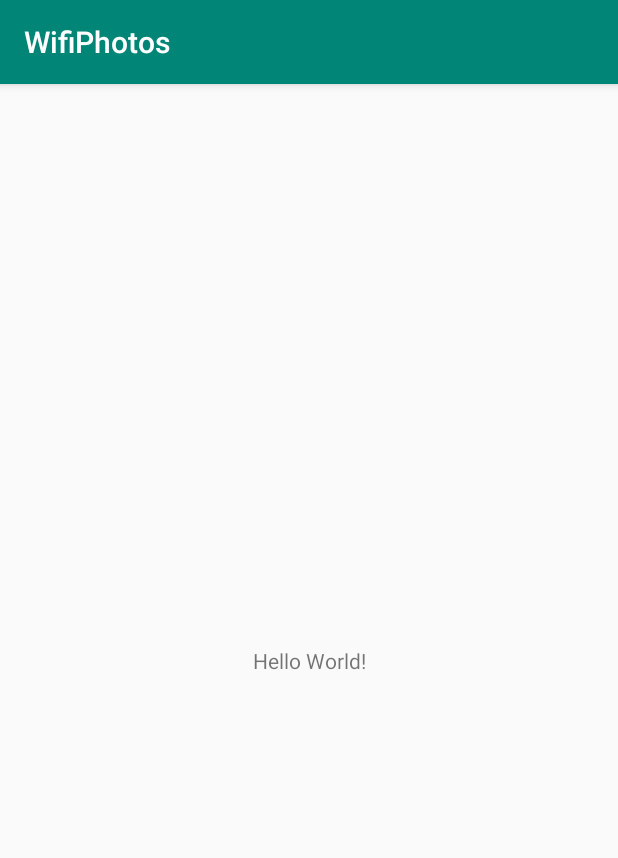
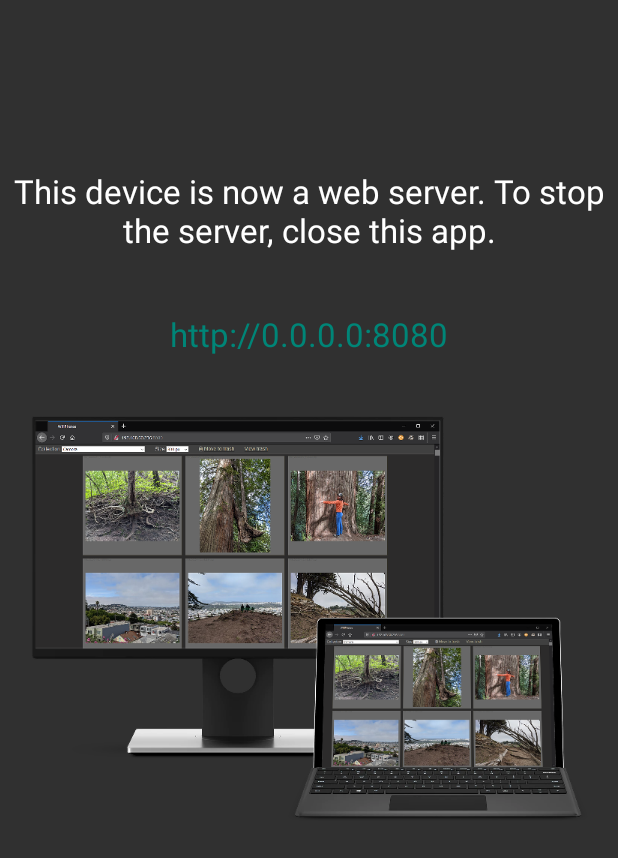
Before and after one commit to allanrbo/wifiphotos, an Android app: the screen it shows after launch (MainActivity), on a phone screen of 412 x 824 dp. Shown: the top 858 px of the screen. Run offline under Robolectric (Android 15) with nearby library versions, the phone set to English and light mode, and no system bars; libraries missing offline, so code that uses them is left out: fi.iki.elonen; 4 statements that could not run were skipped.

Commit message:
Better in-app UI

```diff
--- a/app/src/main/AndroidManifest.xml
+++ b/app/src/main/AndroidManifest.xml
@@ -24,5 +24,6 @@
     <uses-permission android:name="android.permission.READ_EXTERNAL_STORAGE" ></uses-permission>
     <uses-permission android:name="android.permission.WRITE_EXTERNAL_STORAGE" ></uses-permission>
     <uses-permission android:name="android.permission.WAKE_LOCK" />
+    <uses-permission android:name="android.permission.ACCESS_WIFI_STATE" />
 
 </manifest>
--- a/app/src/main/java/com/acoby/wifiphotos/MainActivity.java
+++ b/app/src/main/java/com/acoby/wifiphotos/MainActivity.java
@@ -3,12 +3,15 @@ package com.acoby.wifiphotos;
 import android.Manifest;
 import android.content.Context;
 import android.content.pm.PackageManager;
+import android.net.wifi.WifiInfo;
 import android.net.wifi.WifiManager;
 import android.os.Build;
 import android.os.Bundle;
 import android.os.PowerManager;
+import android.text.format.Formatter;
 import android.util.Log;
 import android.view.WindowManager;
+import android.widget.TextView;
 
 import androidx.appcompat.app.AppCompatActivity;
 import androidx.core.app.ActivityCompat;
@@ -27,6 +30,13 @@ public class MainActivity extends AppCompatActivity {
         setContentView(R.layout.activity_main);
 
         ensurePermissionsGranted();
+
+        WifiManager wifiMgr = (WifiManager) this.getApplicationContext().getSystemService(WIFI_SERVICE);
+        WifiInfo wifiInfo = wifiMgr.getConnectionInfo();
+        int ip = wifiInfo.getIpAddress();
+        String ipAddress = Formatter.formatIpAddress(ip);
+        TextView tv = findViewById(R.id.ipAddr);
+        tv.setText("http://" + ipAddress + ":8080");
     }
 
     @Override
--- a/app/src/main/res/layout/activity_main.xml
+++ b/app/src/main/res/layout/activity_main.xml
@@ -6,13 +6,36 @@
     android:layout_height="match_parent"
     tools:context=".MainActivity">
 
-    <TextView
+    <ImageView
+        android:id="@+id/imageView"
         android:layout_width="wrap_content"
-        android:layout_height="wrap_content"
-        android:text="Hello World!"
+        android:layout_height="270dp"
         app:layout_constraintBottom_toBottomOf="parent"
         app:layout_constraintLeft_toLeftOf="parent"
         app:layout_constraintRight_toRightOf="parent"
-        app:layout_constraintTop_toTopOf="parent" />
+        app:layout_constraintTop_toTopOf="parent"
+        app:srcCompat="@mipmap/smartmockups_k9fhu81o" />
 
+    <TextView
+        android:id="@+id/textView"
+        android:layout_width="wrap_content"
+        android:layout_height="wrap_content"
+        android:layout_marginBottom="40dp"
+        android:gravity="center"
+        android:text="This device is now a web server. To stop the server, close this app."
+        android:textAppearance="@style/TextAppearance.AppCompat.Large"
+        app:layout_constraintBottom_toTopOf="@+id/ipAddr"
+        app:layout_constraintLeft_toLeftOf="parent"
+        app:layout_constraintRight_toRightOf="parent" />
+
+    <TextView
+        android:id="@+id/ipAddr"
+        android:layout_width="wrap_content"
+        android:layout_height="wrap_content"
+        android:layout_marginBottom="40dp"
+        android:textAppearance="@style/TextAppearance.AppCompat.Large"
+        android:textColor="@color/colorPrimary"
+        app:layout_constraintBottom_toTopOf="@+id/imageView"
+        app:layout_constraintLeft_toLeftOf="parent"
+        app:layout_constraintRight_toRightOf="parent" />
 </androidx.constraintlayout.widget.ConstraintLayout>
--- a/app/src/main/res/values/styles.xml
+++ b/app/src/main/res/values/styles.xml
@@ -1,7 +1,7 @@
 <resources>
 
     <!-- Base application theme. -->
-    <style name="AppTheme" parent="Theme.AppCompat.Light.DarkActionBar">
+    <style name="AppTheme" parent="Theme.AppCompat.NoActionBar">
         <!-- Customize your theme here. -->
         <item name="colorPrimary">@color/colorPrimary</item>
         <item name="colorPrimaryDark">@color/colorPrimaryDark</item>
```
Also changed, not shown: app/src/main/res/mipmap-xxxhdpi/smartmockups_k9fhu81o.png (added), 2 other files.
